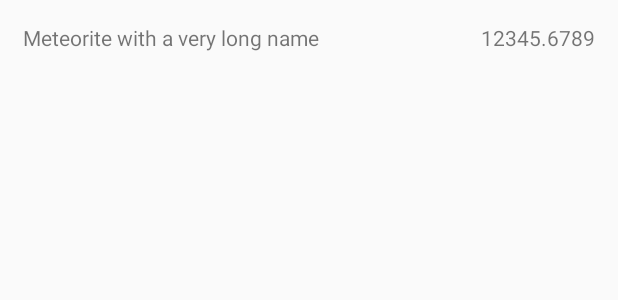
After one commit to mareksabo/meteorite-landings, an Android app: the layout column_meteorite.xml on its own in the app's theme, with its tools: preview values and no code run, on a phone screen of 412 x 824 dp. The commit adds this screen. Shown: the top 300 px of the screen. Run offline under Robolectric (Android 15) with nearby library versions, the phone set to English and light mode, and no system bars; network calls fail.

Commit message:
Meteorites are displayed in a view

```diff
--- a/app/build.gradle
+++ b/app/build.gradle
@@ -26,6 +26,7 @@ dependencies {
     implementation fileTree(dir: 'libs', include: ['*.jar'])
     implementation "org.jetbrains.kotlin:kotlin-stdlib-jdk7:$kotlin_version"
     implementation 'com.android.support:appcompat-v7:27.1.1'
+    implementation 'com.android.support:recyclerview-v7:27.1.1'
     implementation 'com.android.support.constraint:constraint-layout:1.1.0'
 
     testImplementation 'junit:junit:4.12'
--- a/app/src/main/java/sk/mt/mrek/meteorite/meteoritelandings/MeteoriteModel.kt
+++ b/app/src/main/java/sk/mt/mrek/meteorite/meteoritelandings/Model.kt
@@ -2,7 +2,10 @@ package sk.mt.mrek.meteorite.meteoritelandings
 
 import java.util.*
 
-object MeteoriteModel {
+/**
+ * @author Marek Sabo
+ */
+object Model {
     data class MeteoriteLanding(
             val name: String,
             val id: Long,
--- /dev/null
+++ b/app/src/main/res/drawable/accent_divider.xml
@@ -0,0 +1,5 @@
+<shape xmlns:android="http://schemas.android.com/apk/res/android"
+    android:shape="rectangle">
+    <solid android:color="@color/colorAccent"/>
+    <size android:height="1dp"/>
+</shape>
--- /dev/null
+++ b/app/src/main/res/layout/column_meteorite.xml
@@ -0,0 +1,28 @@
+<?xml version="1.0" encoding="utf-8"?>
+<LinearLayout xmlns:android="http://schemas.android.com/apk/res/android"
+    xmlns:tools="http://schemas.android.com/tools"
+    android:layout_width="match_parent"
+    android:layout_height="wrap_content"
+    android:padding="5dp"
+    android:orientation="horizontal">
+
+
+    <TextView
+        android:id="@+id/meteoriteName"
+        android:layout_width="wrap_content"
+        android:layout_height="wrap_content"
+        android:layout_weight="3"
+        android:gravity="start"
+        android:padding="@dimen/default_padding"
+        tools:text="Meteorite with a very long name" />
+
+    <TextView
+        android:id="@+id/meteoriteWeight"
+        android:layout_width="wrap_content"
+        android:layout_height="wrap_content"
+        android:layout_weight="2"
+        android:gravity="end"
+        android:padding="@dimen/default_padding"
+        tools:text="12345.6789" />
+
+</LinearLayout>
--- /dev/null
+++ b/app/src/main/res/values/dimens.xml
@@ -0,0 +1,4 @@
+<?xml version="1.0" encoding="utf-8"?>
+<resources>
+    <dimen name="default_padding">10dp</dimen>
+</resources>
--- a/app/src/main/res/values/strings.xml
+++ b/app/src/main/res/values/strings.xml
@@ -1,3 +1,7 @@
 <resources>
     <string name="app_name">Meteorite Landings</string>
+    <string name="meteorites_amount">Meteorites amount:</string>
+    <string name="zero">0</string>
+    <string name="meteorite_name">Meteorite name</string>
+    <string name="weight">Weight in grams</string>
 </resources>
```
Also changed, not shown: app/src/main/java/sk/mt/mrek/meteorite/meteoritelandings/Extension.kt (added, +18 -0 lines), app/src/main/java/sk/mt/mrek/meteorite/meteoritelandings/MainActivity.kt (+40 -5 lines), app/src/main/java/sk/mt/mrek/meteorite/meteoritelandings/MeteoriteAdapter.kt (added, +64 -0 lines), app/src/main/java/sk/mt/mrek/meteorite/meteoritelandings/NasaApiService.kt (+7 -6 lines), app/src/main/res/layout/activity_main.xml (+55 -10 lines).
